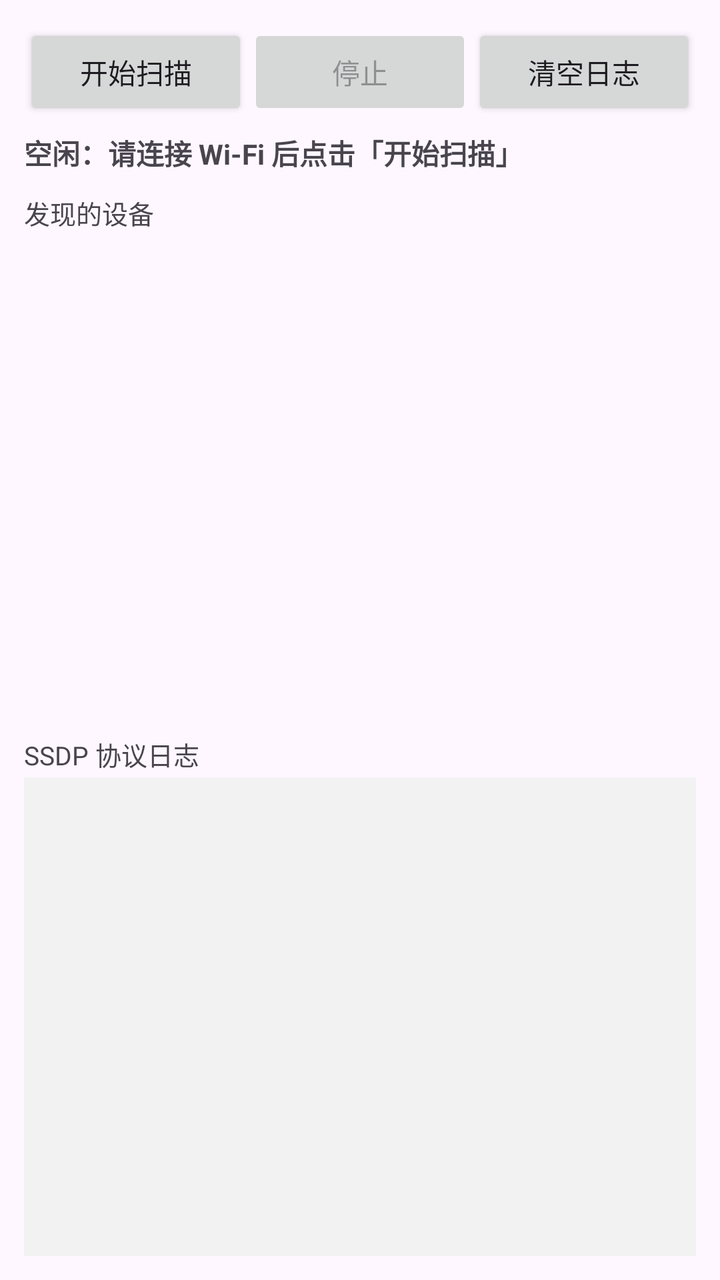
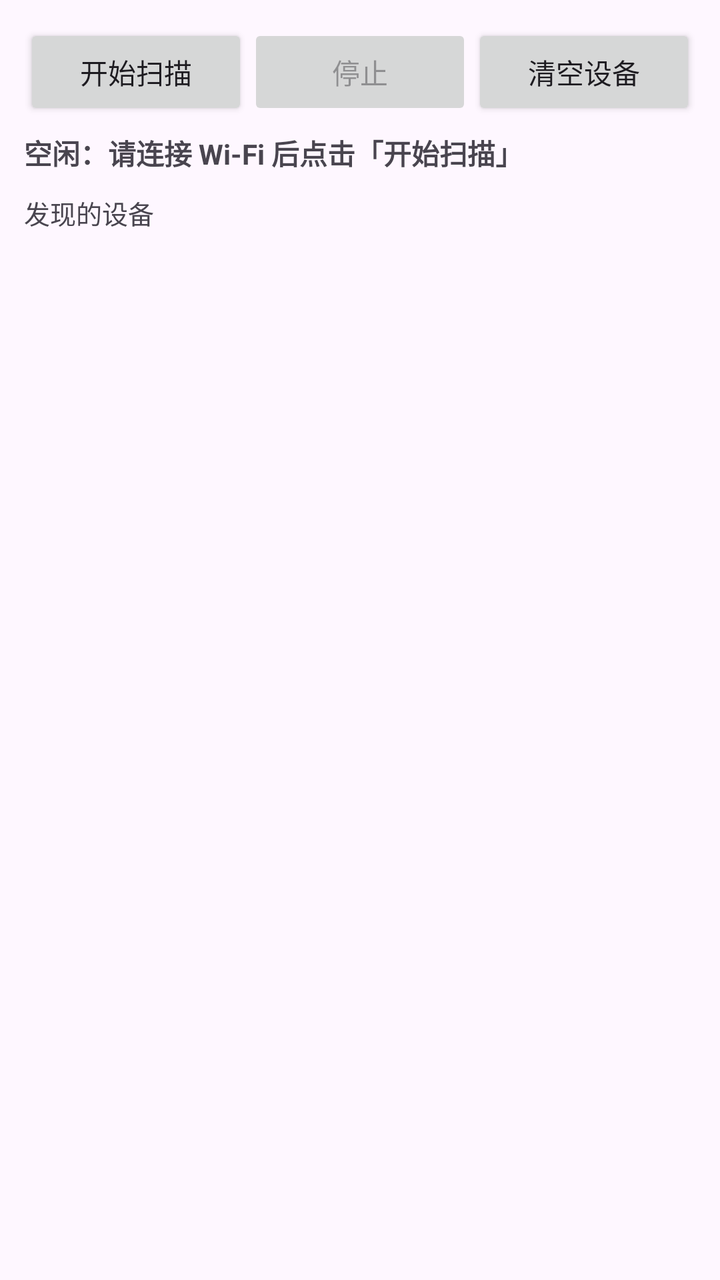

Two renders of the same Android screen: before a commit and after it. Below are the layout's source before the change and the commit's diff.
<!-- AndroidManifest.xml: application theme Theme.MyUPNP -->
<!-- res/layout/activity_main.xml -->
<?xml version="1.0" encoding="utf-8"?>
<LinearLayout xmlns:android="http://schemas.android.com/apk/res/android"
    xmlns:tools="http://schemas.android.com/tools"
    android:id="@+id/main"
    android:layout_width="match_parent"
    android:layout_height="match_parent"
    android:orientation="vertical"
    android:padding="12dp"
    tools:context=".MainActivity">

    <LinearLayout
        android:layout_width="match_parent"
        android:layout_height="wrap_content"
        android:gravity="center_vertical"
        android:orientation="horizontal">

        <Button
            android:id="@+id/btnStart"
            android:layout_width="0dp"
            android:layout_height="wrap_content"
            android:layout_weight="1"
            android:text="@string/btn_start" />

        <Button
            android:id="@+id/btnStop"
            android:layout_width="0dp"
            android:layout_height="wrap_content"
            android:layout_weight="1"
            android:enabled="false"
            android:text="@string/btn_stop" />

        <Button
            android:id="@+id/btnClear"
            android:layout_width="0dp"
            android:layout_height="wrap_content"
            android:layout_weight="1"
            android:text="@string/btn_clear" />
    </LinearLayout>

    <TextView
        android:id="@+id/tvStatus"
        android:layout_width="match_parent"
        android:layout_height="wrap_content"
        android:layout_marginTop="6dp"
        android:text="@string/status_idle"
        android:textStyle="bold" />

    <TextView
        android:id="@+id/tvDeviceTitle"
        android:layout_width="match_parent"
        android:layout_height="wrap_content"
        android:layout_marginTop="10dp"
        android:text="@string/device_title"
        android:textColor="?android:attr/textColorSecondary"
        android:textSize="13sp" />

    <ListView
        android:id="@+id/listDevices"
        android:layout_width="match_parent"
        android:layout_height="0dp"
        android:layout_weight="1"
        android:layout_marginTop="2dp"
        android:divider="?android:attr/listDivider"
        android:choiceMode="none" />

    <TextView
        android:layout_width="match_parent"
        android:layout_height="wrap_content"
        android:layout_marginTop="10dp"
        android:text="@string/log_title"
        android:textColor="?android:attr/textColorSecondary"
        android:textSize="13sp" />

    <ScrollView
        android:id="@+id/scrollLog"
        android:layout_width="match_parent"
        android:layout_height="0dp"
        android:layout_weight="1"
        android:layout_marginTop="2dp"
        android:background="#F2F2F2">

        <TextView
            android:id="@+id/tvLog"
            android:layout_width="match_parent"
            android:layout_height="wrap_content"
            android:fontFamily="monospace"
            android:textIsSelectable="true"
            android:textSize="11sp" />
    </ScrollView>
</LinearLayout>
<!-- resources referenced by this layout -->
<resources>
  <string name="btn_clear">清空日志</string>
  <string name="btn_start">开始扫描</string>
  <string name="btn_stop">停止</string>
  <string name="device_title">发现的设备</string>
  <string name="log_title">SSDP 协议日志</string>
  <string name="status_idle">空闲：请连接 Wi-Fi 后点击「开始扫描」</string>
  <style name="Theme.MyUPNP" parent="Base.Theme.MyUPNP" />
  <style name="Base.Theme.MyUPNP" parent="Theme.Material3.DayNight.NoActionBar">
          
          
      </style>
</resources>

<!-- the commit's change to res/layout/activity_main.xml (unified diff, before → after) -->
@@ -63,28 +63,4 @@
         android:divider="?android:attr/listDivider"
         android:choiceMode="none" />
 
-    <TextView
-        android:layout_width="match_parent"
-        android:layout_height="wrap_content"
-        android:layout_marginTop="10dp"
-        android:text="@string/log_title"
-        android:textColor="?android:attr/textColorSecondary"
-        android:textSize="13sp" />
-
-    <ScrollView
-        android:id="@+id/scrollLog"
-        android:layout_width="match_parent"
-        android:layout_height="0dp"
-        android:layout_weight="1"
-        android:layout_marginTop="2dp"
-        android:background="#F2F2F2">
-
-        <TextView
-            android:id="@+id/tvLog"
-            android:layout_width="match_parent"
-            android:layout_height="wrap_content"
-            android:fontFamily="monospace"
-            android:textIsSelectable="true"
-            android:textSize="11sp" />
-    </ScrollView>
 </LinearLayout>
<!-- resource entries referenced after the edit -->
@@ -1,10 +1,9 @@
 <!-- resources referenced by this layout -->
 <resources>
-  <string name="btn_clear">清空日志</string>
+  <string name="btn_clear">清空设备</string>
   <string name="btn_start">开始扫描</string>
   <string name="btn_stop">停止</string>
   <string name="device_title">发现的设备</string>
-  <string name="log_title">SSDP 协议日志</string>
   <string name="status_idle">空闲：请连接 Wi-Fi 后点击「开始扫描」</string>
   <style name="Theme.MyUPNP" parent="Base.Theme.MyUPNP" />
   <style name="Base.Theme.MyUPNP" parent="Theme.Material3.DayNight.NoActionBar">
